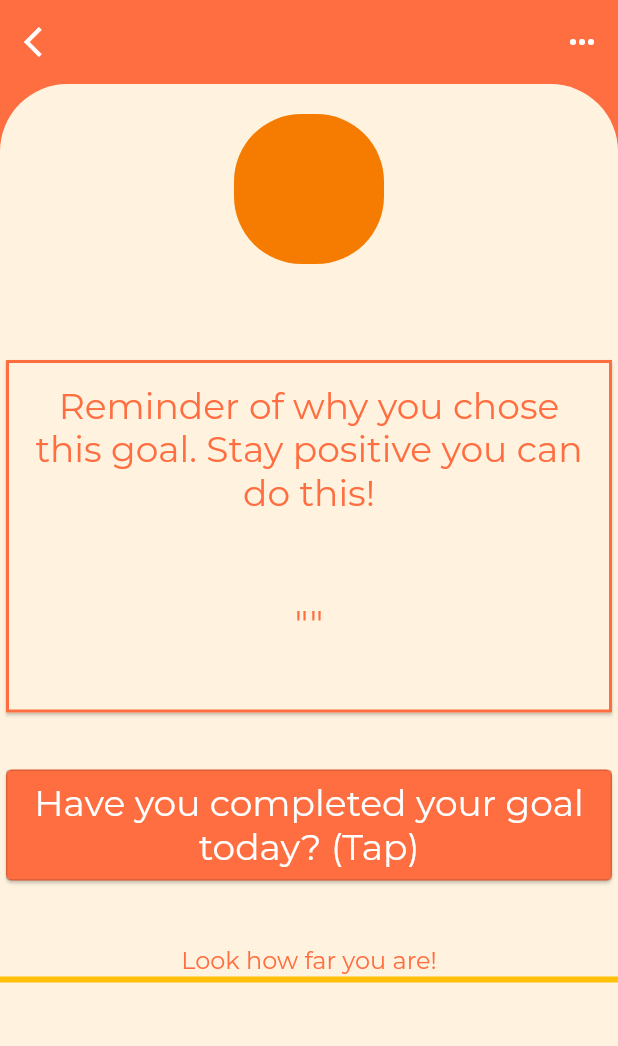
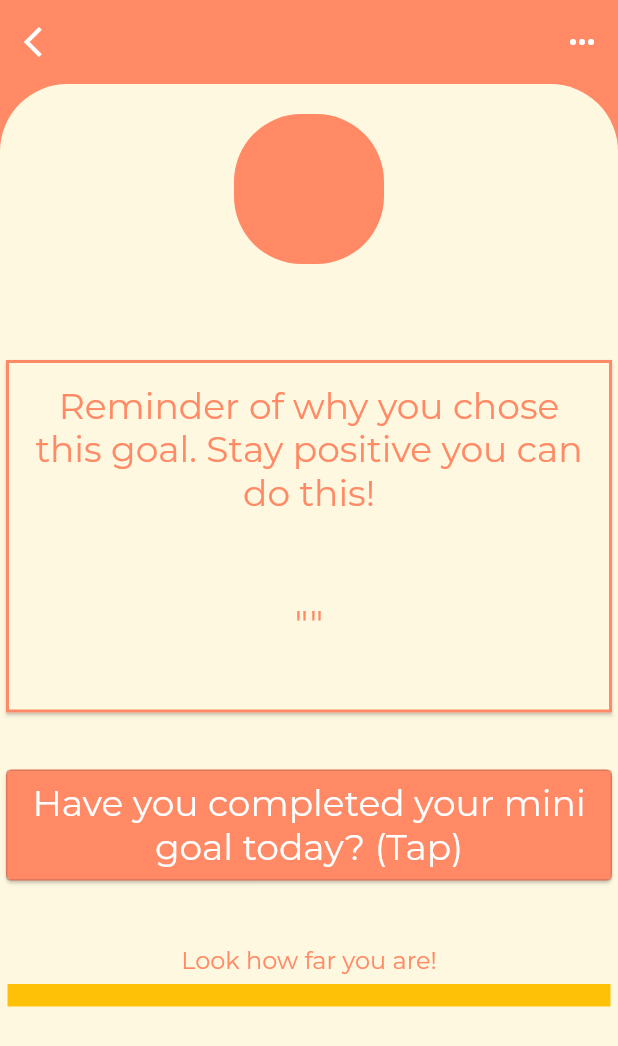
Before and after one commit to DaVinciTachyon/SWENG2020, a Flutter app: the GoalDetails screen opened directly with empty values, on a phone screen of 412 x 824 dp. Shown: the top 1046 px of the screen. Run offline on Flutter 3.47's test engine with Material 2 defaults, Android fonts, the phone set to English and light mode, and no system bars; our stand-ins replace audioplayers, shared_preferences, sqflite; missing offline and left inert: audio_recorder; accounts and stored records are empty; project files that could hold a hidden picture were left out.

Commit message:
Improved colour and some other stuff

```diff
--- a/EiSHT/lib/goals/GoalDetails.dart
+++ b/EiSHT/lib/goals/GoalDetails.dart
@@ -13,22 +13,22 @@ DateTime change = DateTime.now();
 class _GoalDetailsState extends State<GoalDetails> {
   double _height= 100;
   double _width = 100;
-  var _color = Colors.orange[700];
+  var _color;
   bool _hasBeenPressed = false;
-  double _progress =0;
+  double _progress;
   int daysLeft =0;
 
   _animateContainer(){
     setState((){
-      _color = _color ==Colors.orange[700]? Colors.yellow : Colors.orange[700];
+      //_color = _color ==Colors.orange[700]? Colors.yellow : Colors.orange[700];
     });
    }
    _getColour(){
      if(_progress > .99){
        _progress = 100;
-       return Colors.lightGreenAccent;
+       return Colors.green[600];
      }
-     return Colors.deepOrangeAccent;
+     return _color;
    }
 
    _goalCompleted(){
@@ -37,20 +37,23 @@ class _GoalDetailsState extends State<GoalDetails> {
          textAlign: TextAlign.center,
        );
      }
-    return  Text('Have you completed your goal today? (Tap)',style : TextStyle(fontSize : 24,color : Colors.white),
+    return  Text('Have you completed your mini goal today? (Tap)',style : TextStyle(fontSize : 24,color : Colors.white),
        textAlign: TextAlign.center,
      );
    }
   Widget build(BuildContext context) {
+    _color = Theme.of(context).primaryColor;
+    _progress = widget.theGoal.getPercentageComplete()/100;
+
     return Scaffold(
-      backgroundColor: Colors.deepOrangeAccent,
+      backgroundColor: Theme.of(context).primaryColor,
       appBar: AppBar(
         leading: IconButton(
           onPressed: () {
             Navigator.of(context).pop();
           },
           icon: Icon(Icons.arrow_back_ios),
-          color: Colors.white,
+          color: Theme.of(context).buttonColor,
         ),
         backgroundColor: Colors.transparent,
         elevation: 0.0,
@@ -62,7 +65,7 @@ class _GoalDetailsState extends State<GoalDetails> {
               widget.theGoal.goalMini,
               style: TextStyle(
 
-                  fontFamily: 'Monserrat', fontSize: 27.0, color: Colors.white),
+                  fontFamily: 'Monserrat', fontSize: 27.0, color: Theme.of(context).buttonColor),
             ),
           ),
         ),
@@ -71,14 +74,14 @@ class _GoalDetailsState extends State<GoalDetails> {
           IconButton(
             icon: Icon(Icons.more_horiz),
             onPressed: () {},
-            color: Colors.white,
+            color: Theme.of(context).buttonColor,
           ),
         ],
       ),
       body: SafeArea(
         child: Container(
           decoration: BoxDecoration(
-            color: Colors.orange[50],
+            color: Theme.of(context).scaffoldBackgroundColor,
             borderRadius: BorderRadius.only(
               topLeft: Radius.circular(45.0),
               topRight: Radius.circular(45.0),
@@ -99,7 +102,7 @@ class _GoalDetailsState extends State<GoalDetails> {
             ),
             SizedBox(height :60),
             Card(
-              color: Colors.orange[50],
+              color: Theme.of(context).scaffoldBackgroundColor,
               shape: RoundedRectangleBorder(
                 side: BorderSide(color: _getColour(), width: 2),
               ),
@@ -125,13 +128,13 @@ class _GoalDetailsState extends State<GoalDetails> {
                     _progress = _progress + (1/ widget.theGoal.howMuchLeft());
                     widget.theGoal.setPercentageComplete(_progress);
                     if(_progress > .99){
-                        _color = Colors.lightGreenAccent;
+                        _color = Colors.green[600];
 
                     }
                     DateTime isNextDay = DateTime.now();
 
                     if(change.difference(isNextDay).inDays == 1){
-                      _color = Colors.orange;
+                      _color = Theme.of(context).primaryColor;
                       change = isNextDay;
                     }
                   }),
@@ -139,13 +142,16 @@ class _GoalDetailsState extends State<GoalDetails> {
             SizedBox(height :40),
 
             //SizedBox(height: 10),
-            Text('Look how far you are!',style : TextStyle(fontSize : 16,color : Colors.deepOrangeAccent),
+            Text('Look how far you are!',style : TextStyle(fontSize : 16,color : Theme.of(context).primaryColor),
             ),
-            LinearProgressIndicator(
-              value:_progress,
-              backgroundColor : Colors.amber,
-              valueColor: AlwaysStoppedAnimation<Color>(Colors.pink),
-
+            Container(
+              margin: EdgeInsets.all(5.0),
+              height: 15.0,
+              child: LinearProgressIndicator(
+                value:_progress,
+                backgroundColor : Colors.amber,
+                valueColor: AlwaysStoppedAnimation<Color>(Colors.pink),
+              ),
             ),
 
 
```
Also changed, not shown: EiSHT/lib/goals/createGoals.dart (+4 -4 lines), EiSHT/lib/goals/detailsPage.dart (+5 -5 lines), EiSHT/lib/goals/goal_setting.dart (+15 -16 lines).
